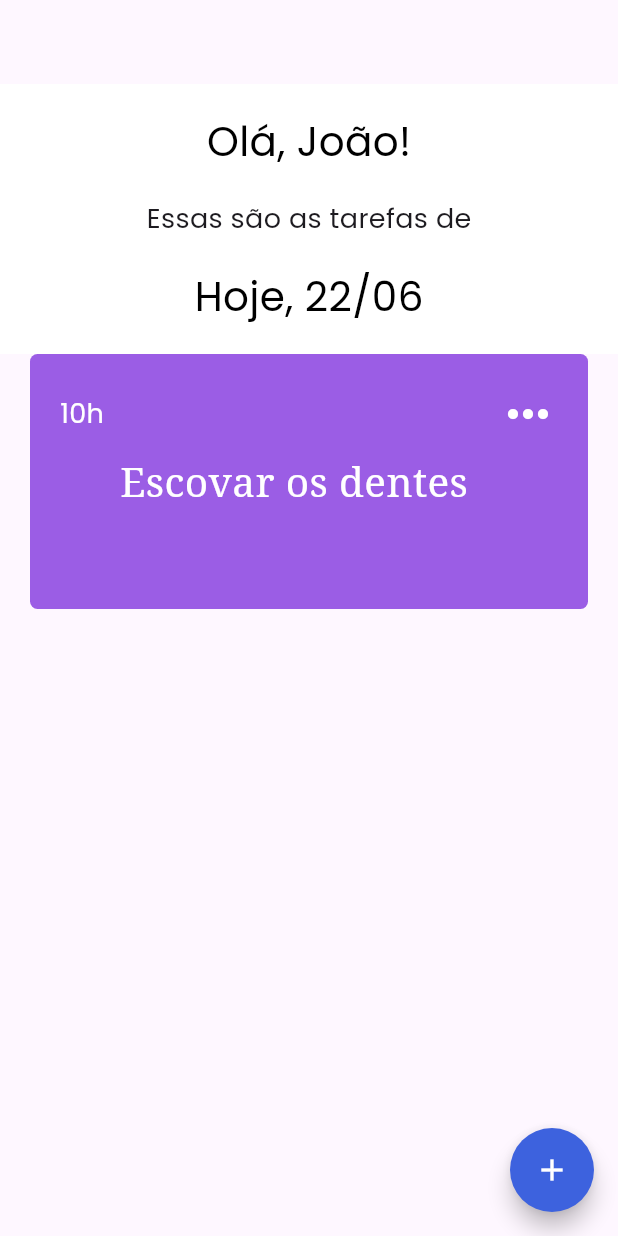
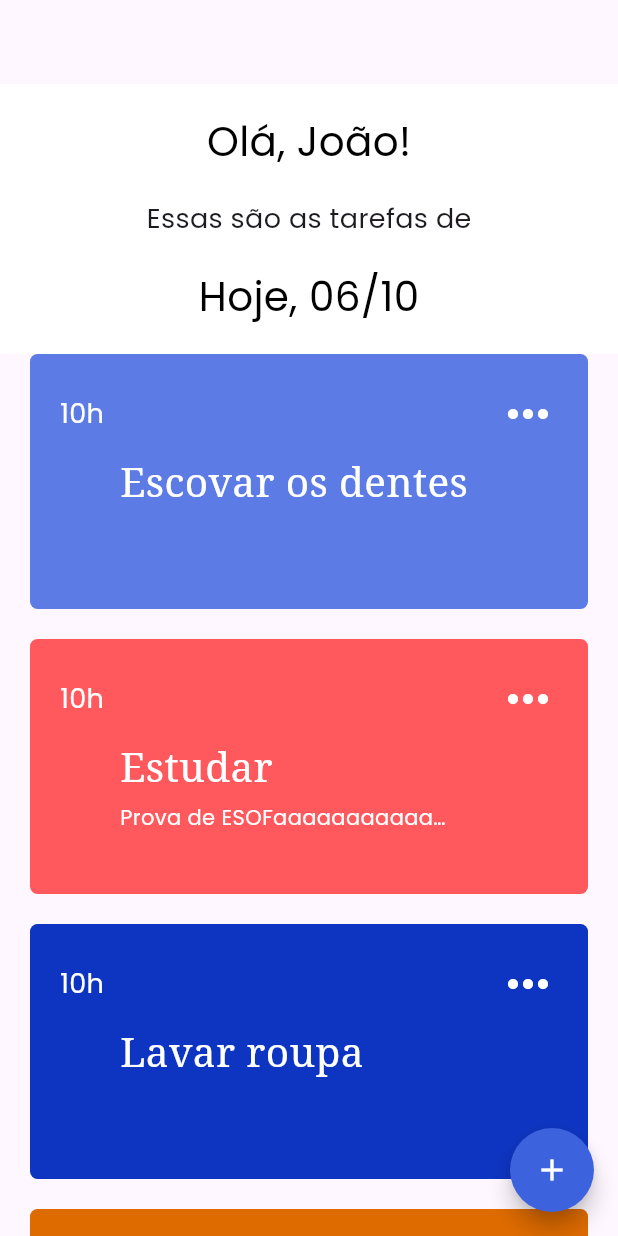
Before and after one commit to lazarobodevan/POC, a Flutter app: the Home screen opened directly, on a phone screen of 412 x 824 dp. Run offline on Flutter 3.47's test engine with Material 2 defaults, Android fonts, the phone set to English and light mode, and no system bars; our stand-ins replace dotted_line, flutter_svg.

Commit message:
Adição das demais tarefas

```diff
--- a/lib/activities/activities_database.dart
+++ b/lib/activities/activities_database.dart
@@ -1,15 +1,40 @@
 import 'package:poc/models/Task_Step.dart';
 
 class ActivitiesDatabase{
-  static String BASE_PATH = "assets/atividades/EscovarDentes/";
+  static String BASE_PATH = "assets/atividades";
   static List<TaskStep> BrushTeeth = [
-    TaskStep(image: "$BASE_PATH/1.png", description: "Pegar a escova"),
-    TaskStep(image: "$BASE_PATH/2.png", description: "Colocar creme dental na escova"),
-    TaskStep(image: "$BASE_PATH/3.png", description: "Escovar o lado superior esquerdo"),
-    TaskStep(image: "$BASE_PATH/4.png", description: "Escovar o lado superior direito"),
-    TaskStep(image: "$BASE_PATH/5.png", description: "Escovar o lado inferior esquerdo"),
-    TaskStep(image: "$BASE_PATH/6.png", description: "Escovar o lado inferior direito"),
-    TaskStep(image: "$BASE_PATH/7.png", description: "Escovar a Língua"),
-    TaskStep(image: "$BASE_PATH/8.png", description: "Enxaguar a boca"),
+    TaskStep(image: "$BASE_PATH/EscovarDentes/1.png", description: "Pegar a escova"),
+    TaskStep(image: "$BASE_PATH/EscovarDentes/2.png", description: "Colocar creme dental na escova"),
+    TaskStep(image: "$BASE_PATH/EscovarDentes/3.png", description: "Escovar o lado superior esquerdo"),
+    TaskStep(image: "$BASE_PATH/EscovarDentes/4.png", description: "Escovar o lado superior direito"),
+    TaskStep(image: "$BASE_PATH/EscovarDentes/5.png", description: "Escovar o lado inferior esquerdo"),
+    TaskStep(image: "$BASE_PATH/EscovarDentes/6.png", description: "Escovar o lado inferior direito"),
+    TaskStep(image: "$BASE_PATH/EscovarDentes/7.png", description: "Escovar a Língua"),
+    TaskStep(image: "$BASE_PATH/EscovarDentes/8.png", description: "Enxaguar a boca"),
+  ];
+
+  static List<TaskStep> Study = [
+    TaskStep(image: "$BASE_PATH/Estudar/1.png", description: "Pegar o caderno"),
+    TaskStep(image: "$BASE_PATH/Estudar/2.png", description: "Pegar o livro texto da matéria"),
+    TaskStep(image: "$BASE_PATH/Estudar/3.png", description: "Baixar o material no Moodle"),
+    TaskStep(image: "$BASE_PATH/Estudar/4.png", description: "Ler, anotar e fazer exercícios"),
+  ];
+
+  static List<TaskStep> DoLaundry = [
+    TaskStep(image: "$BASE_PATH/LavarRoupa/1.png", description: "Pegar as roupas sujas"),
+    TaskStep(image: "$BASE_PATH/LavarRoupa/2.png", description: "Colocar as roupas na máquina"),
+    TaskStep(image: "$BASE_PATH/LavarRoupa/3.png", description: "Colocar sabão no compartimento da máquina"),
+    TaskStep(image: "$BASE_PATH/LavarRoupa/4.png", description: "Colocar amaciante no compartimento da máquina"),
+    TaskStep(image: "$BASE_PATH/LavarRoupa/5.png", description: "Ligar a máquina e esperar"),
+    TaskStep(image: "$BASE_PATH/LavarRoupa/6.png", description: "Estender a roupa no varal e esperar secar"),
+    TaskStep(image: "$BASE_PATH/LavarRoupa/7.png", description: "Dobrar e guardar"),
+  ];
+
+  static List<TaskStep> GoToClass = [
+    TaskStep(image: "$BASE_PATH/Aula/1.png", description: "Verificar o horário no Sapiens ou UFV Mobile"),
+    TaskStep(image: "$BASE_PATH/Aula/2.png", description: "Identificar a sala"),
+    TaskStep(image: "$BASE_PATH/Aula/3.png", description: "Juntar o material necessário"),
+    TaskStep(image: "$BASE_PATH/Aula/4.png", description: "Atente-se ao horário"),
+    TaskStep(image: "$BASE_PATH/Aula/5.png", description: "Ir até o local"),
   ];
 }
--- a/lib/activities/tasks_database.dart
+++ b/lib/activities/tasks_database.dart
@@ -6,9 +6,34 @@ import '../theme/theme.dart';
 
 class TasksDatabase {
   static Task EscovarDentes = Task(
-      id: "1",
-      name: "Escovar os dentes",
+    id: "1",
+    name: "Escovar os dentes",
+    date: DateTime.now(),
+    color: ThemeColors.optionColor1,
+    steps: ActivitiesDatabase.BrushTeeth,
+  );
+
+  static Task Estudar = Task(
+    id: "2",
+    name: "Estudar",
+    date: DateTime.now(),
+    color: ThemeColors.optionColor4,
+    steps: ActivitiesDatabase.Study,
+    description: "Prova de ESOFaaaaaaaaaaaaaaaaaaaaaaaaaaaaaaaaaaaaaaaaaaaaaaaaaaaaaaaaaaaaaaaaaaaaaaaaaaaaaaaaaaaaaaaaaaaaaaaaaaaaaa"
+  );
+
+  static Task LavarRoupa = Task(
+      id: "3",
+      name: "Lavar roupa",
       date: DateTime.now(),
-      color: ThemeColors.optionColorLilac,
-      steps: ActivitiesDatabase.BrushTeeth);
+      steps: ActivitiesDatabase.DoLaundry,
+      color: ThemeColors.optionColor2);
+
+  static Task IrParaAula = Task(
+    id: "4",
+    name: "Ir para aula",
+    date: DateTime.now(),
+    steps: ActivitiesDatabase.GoToClass,
+    color: ThemeColors.optionColor5,
+  );
 }
--- a/lib/components/calendar_day_item.dart
+++ b/lib/components/calendar_day_item.dart
@@ -37,10 +37,9 @@ class _CalendarDayItemState extends State<CalendarDayItem> {
     return _capitalize(day);
   }
 
-  int _today = DateTime.now().subtract(Duration(hours: 3)).day;
 
   bool _isToday(){
-    return _today == widget.day.day;
+    return DateUtils.isSameDay(widget.day, DateTime.now().subtract(Duration(hours: 3)));
   }
 
   @override
--- a/lib/components/task_card.dart
+++ b/lib/components/task_card.dart
@@ -4,12 +4,9 @@ import 'package:poc/theme/theme.dart';
 import '../models/Task.dart';
 
 class TaskCard extends StatelessWidget {
-
   final Task task;
 
-  const TaskCard(
-      {super.key,
-      required this.task});
+  const TaskCard({super.key, required this.task});
 
   @override
   Widget build(BuildContext context) {
@@ -23,7 +20,9 @@ class TaskCard extends StatelessWidget {
           color: task.color,
         ),
         child: InkWell(
-          onTap: () {Navigator.pushNamed(context, '/step', arguments: task);},
+          onTap: () {
+            Navigator.pushNamed(context, '/step', arguments: task);
+          },
           child: Padding(
             padding: const EdgeInsets.all(20),
             child: Column(
@@ -36,8 +35,8 @@ class TaskCard extends StatelessWidget {
                       style: const TextStyle(color: Colors.white, fontSize: 18),
                     ),
                     Ink(
-                      decoration:
-                          BoxDecoration(borderRadius: BorderRadius.circular(20)),
+                      decoration: BoxDecoration(
+                          borderRadius: BorderRadius.circular(20)),
                       child: InkWell(
                         borderRadius: BorderRadius.circular(20),
                         onTap: () {},
@@ -68,14 +67,21 @@ class TaskCard extends StatelessWidget {
                         ),
                         Padding(
                           padding: const EdgeInsets.only(top: 5, left: 40),
-                          child: task.description != null ? Text(task.description!,style: TextStyle(color: ThemeColors.secondary1),) : Text(''),
+                          child: task.description != null
+                              ? SizedBox(
+                                  width: 220,
+                                  child: Text(
+                                    task.description!,
+                                    style: const TextStyle(
+                                        color: ThemeColors.secondaryWhite,
+                                        overflow: TextOverflow.ellipsis),
+                                  ))
+                              : const Text(''),
                         )
                       ],
-                    )
-                    ,
+                    ),
                   ],
                 ),
-
               ],
             ),
           ),
--- a/lib/models/Task.dart
+++ b/lib/models/Task.dart
@@ -7,7 +7,7 @@ class Task {
   final DateTime date;
   final String name;
   final String? description;
-  final Color? color;
+  final Color color;
   final List<TaskStep> steps;
 
   Task({
@@ -15,7 +15,7 @@ class Task {
     required this.name,
     required this.date,
     this.description,
-    this.color,
+    required this.color,
     required this.steps
   });
 }
--- a/lib/screens/nav_pages/home.dart
+++ b/lib/screens/nav_pages/home.dart
@@ -1,4 +1,5 @@
 import 'package:flutter/material.dart';
+import 'package:intl/intl.dart';
 import 'package:poc/activities/tasks_database.dart';
 import 'package:poc/components/task_card.dart';
 import 'package:poc/components/title.dart';
@@ -9,6 +10,9 @@ class Home extends StatelessWidget {
 
   @override
   Widget build(BuildContext context) {
+
+    var _today = DateTime.now().subtract(Duration(hours: 3));
+
     return  Scaffold(
       floatingActionButton: FloatingActionButton(
         onPressed: (){Navigator.pushNamed(context, '/addTask');},
@@ -29,15 +33,15 @@ class Home extends StatelessWidget {
             width: double.maxFinite,
             decoration: const BoxDecoration(color: ThemeColors.secondaryWhite),
               height: 180,
-              child: const Column(
+              child: Column(
                 mainAxisAlignment: MainAxisAlignment.spaceEvenly,
                 children: [
-                  TitleH3(text: 'Olá, João!'),
-                  Text(
+                  const TitleH3(text: 'Olá, João!'),
+                  const Text(
                     'Essas são as tarefas de',
                     style: TextStyle(fontSize: 18),
                   ),
-                  TitleH3(text: 'Hoje, 22/06')
+                  TitleH3(text: 'Hoje, ${DateFormat("dd/MM").format(_today)}')
                 ],
               ),
             ),
@@ -49,6 +53,9 @@ class Home extends StatelessWidget {
                   shrinkWrap: true,
                   children: [
                     TaskCard(task: TasksDatabase.EscovarDentes,),
+                    TaskCard(task: TasksDatabase.Estudar,),
+                    TaskCard(task: TasksDatabase.LavarRoupa),
+                    TaskCard(task: TasksDatabase.IrParaAula),
                   ],
           ),
              ),
--- a/lib/theme/theme.dart
+++ b/lib/theme/theme.dart
@@ -25,11 +25,11 @@ class ThemeColors{
   static const Color secondary3 = Color.fromRGBO(167, 175, 198, 1);
   static const Color secondary4 = Color.fromRGBO(126, 140, 178, 1);
 
-  static const Color optionColorLilac = Color.fromRGBO(155, 93, 229, 1);
-  static const Color optionColorOrange = Color.fromRGBO(244, 81, 30, 1);
-  static const Color optionColorGreen = Color.fromRGBO(112, 166, 55, 1);
-  static const Color optionColorPink = Color.fromRGBO(255, 89, 94, 1);
-  static const Color optionColorPurple = Color.fromRGBO(114, 9, 183, 1);
+  static const Color optionColor1 = Color.fromRGBO(93, 123, 229, 1);
+  static const Color optionColor2 = Color.fromRGBO(14, 53, 193, 1);
+  static const Color optionColor3 = Color.fromRGBO(112, 166, 55, 1);
+  static const Color optionColor4 = Color.fromRGBO(255, 89, 94, 1);
+  static const Color optionColor5 = Color.fromRGBO(222, 107, 0, 1);
 
   static const Color semanticGreen = Color.fromRGBO(25, 179, 119, 1);
 }
--- a/pubspec.yaml
+++ b/pubspec.yaml
@@ -75,6 +75,9 @@ flutter:
   assets:
      - assets/images/
      - assets/atividades/EscovarDentes/
+     - assets/atividades/Estudar/
+     - assets/atividades/LavarRoupa/
+     - assets/atividades/Aula/
 
 
 
```
Also changed, not shown: lib/components/color_picker.dart (+14 -7 lines), lib/screens/add_task.dart (+5 -5 lines), lib/screens/details_step_by_step.dart (+26 -8 lines), lib/screens/initial_configuration.dart (+28 -16 lines), lib/screens/nav_pages/calendar.dart (+29 -11 lines), assets/images/brushteeth.png (added), assets/images/class.png (added), assets/images/laundry.png (added), assets/images/study.png (added), 1 other file.
